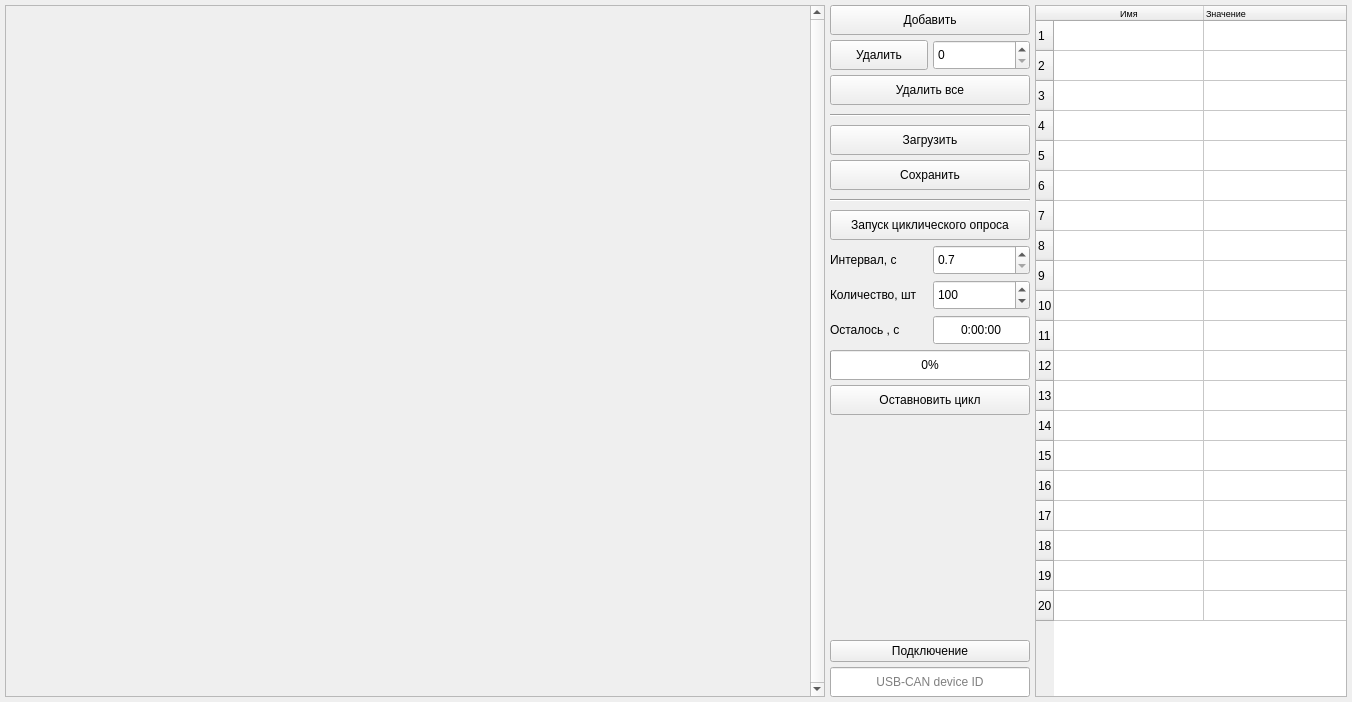
First picture: the form in can_usb_bridge_client_widget.ui, repository a-styuf/can_usb_client, before the edit.
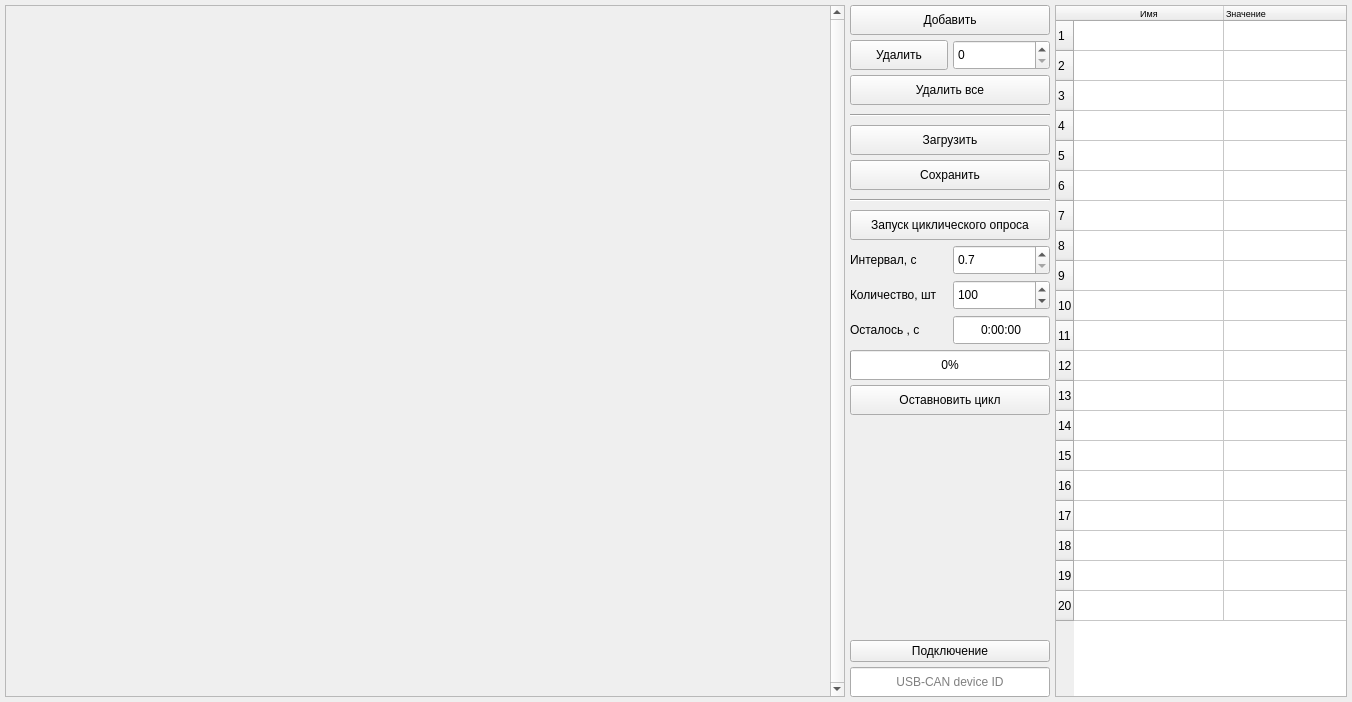
Second picture: the form after the edit.

Diff of the .ui file:
```diff
--- a/can_usb_bridge_client_widget.ui
+++ b/can_usb_bridge_client_widget.ui
@@ -42,7 +42,7 @@
      </property>
      <property name="minimumSize">
       <size>
-       <width>820</width>
+       <width>840</width>
        <height>550</height>
       </size>
      </property>
@@ -69,7 +69,7 @@
        <rect>
         <x>0</x>
         <y>0</y>
-        <width>801</width>
+        <width>821</width>
         <height>690</height>
        </rect>
       </property>
```
